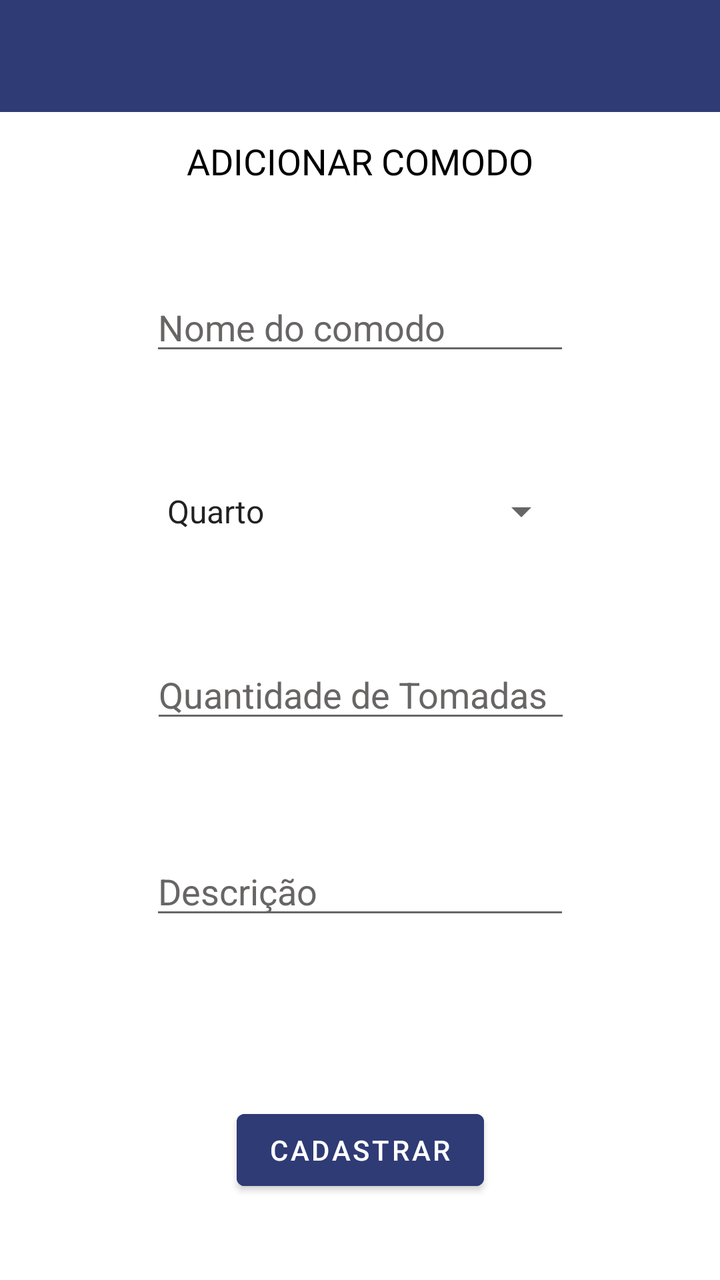
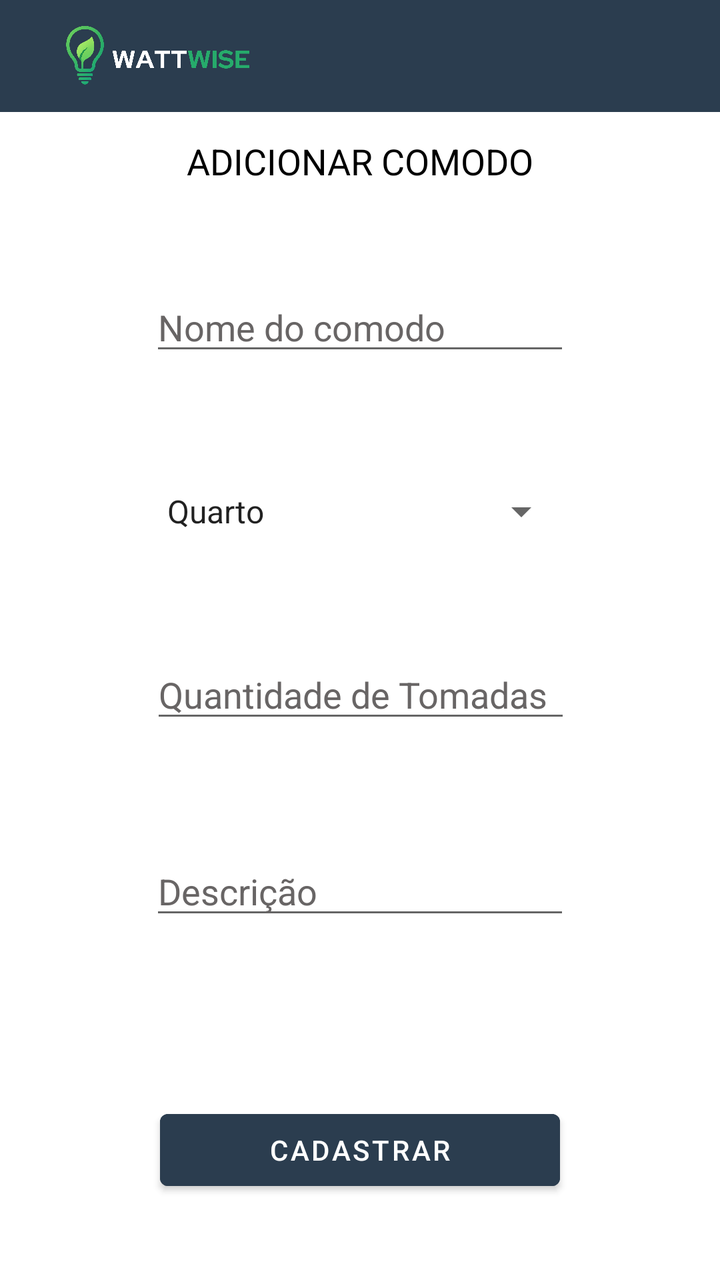

Before-and-after screenshots of an Android layout around one commit, followed by the original layout XML and the change that was made.
<!-- AndroidManifest.xml: application theme Theme.WattWiseApp -->
<!-- res/layout/activity_register_room.xml -->
<?xml version="1.0" encoding="utf-8"?>
<androidx.constraintlayout.widget.ConstraintLayout xmlns:android="http://schemas.android.com/apk/res/android"
    xmlns:app="http://schemas.android.com/apk/res-auto"
    xmlns:tools="http://schemas.android.com/tools"
    android:id="@+id/main"
    android:layout_width="match_parent"
    android:layout_height="match_parent"
    android:background="#FFFFFF"
    tools:context=".register">

    
    <com.google.android.material.appbar.MaterialToolbar
        android:id="@+id/toolbar"
        android:layout_width="0dp"
        android:layout_height="wrap_content"
        android:background="#2F3B75"
        android:title="Dashboard"
        android:titleTextColor="@android:color/white"
        app:popupTheme="@style/MenuBranco"
        app:layout_constraintEnd_toEndOf="parent"
        app:layout_constraintStart_toStartOf="parent"
        app:layout_constraintTop_toTopOf="parent" />


    <TextView
        android:id="@+id/txtDisplayInfoReg"
        android:layout_width="wrap_content"
        android:layout_height="wrap_content"
        app:layout_constraintBottom_toTopOf="@+id/btnRegisterRoomReg"
        app:layout_constraintEnd_toEndOf="parent"
        app:layout_constraintStart_toStartOf="parent"
        app:layout_constraintTop_toBottomOf="@+id/edtDescricaoReg" />

    <EditText
        android:id="@+id/edtNomeComodoReg"
        android:layout_width="wrap_content"
        android:layout_height="wrap_content"
        android:layout_marginTop="100dp"
        android:layout_marginBottom="20dp"
        android:ems="10"
        android:hint="Nome do comodo"
        android:inputType="text"
        android:textColor="#000000"
        android:textColorHint="#686565"
        app:layout_constraintBottom_toTopOf="@+id/edtTipoComodoReg"
        app:layout_constraintEnd_toEndOf="parent"
        app:layout_constraintStart_toStartOf="parent"
        app:layout_constraintTop_toTopOf="parent" />

    <Spinner
        android:id="@+id/edtTipoComodoReg"
        android:layout_width="209dp"
        android:layout_height="wrap_content"
        android:textColor="#000000"
        android:entries="@array/tipos_comodos"
        app:layout_constraintBottom_toTopOf="@+id/edtQtdTomadasReg"
        app:layout_constraintEnd_toEndOf="parent"
        app:layout_constraintStart_toStartOf="parent"
        app:layout_constraintTop_toBottomOf="@+id/edtNomeComodoReg" />

    <EditText
        android:id="@+id/edtQtdTomadasReg"
        android:layout_width="wrap_content"
        android:layout_height="wrap_content"
        android:layout_marginTop="16dp"
        android:ems="10"
        android:hint="Quantidade de Tomadas"
        android:inputType="number"
        android:textColor="#000000"
        android:textColorHint="#686565"
        app:layout_constraintBottom_toTopOf="@+id/edtDescricaoReg"
        app:layout_constraintEnd_toEndOf="parent"
        app:layout_constraintHorizontal_bias="0.502"
        app:layout_constraintStart_toStartOf="parent"
        app:layout_constraintTop_toBottomOf="@+id/edtTipoComodoReg" />

    <EditText
        android:id="@+id/edtDescricaoReg"
        android:layout_width="wrap_content"
        android:layout_height="wrap_content"
        android:layout_marginTop="16dp"
        android:layout_marginBottom="45dp"
        android:ems="10"
        android:hint="Descrição"
        android:inputType="text"
        android:textColor="#000000"
        android:textColorHint="#686565"
        app:layout_constraintBottom_toTopOf="@+id/btnRegisterRoomReg"
        app:layout_constraintEnd_toEndOf="parent"
        app:layout_constraintStart_toStartOf="parent"
        app:layout_constraintTop_toBottomOf="@+id/edtQtdTomadasReg" />

    <Button
        android:id="@+id/btnRegisterRoomReg"
        android:layout_width="wrap_content"
        android:layout_height="wrap_content"
        android:backgroundTint="#2F3B75"
        android:text="Cadastrar"
        android:textColor="#FFFFFF"
        app:layout_constraintBottom_toBottomOf="parent"
        app:layout_constraintEnd_toEndOf="parent"
        app:layout_constraintStart_toStartOf="parent"
        app:layout_constraintTop_toBottomOf="@+id/edtDescricaoReg"
        tools:ignore="DuplicateSpeakableTextCheck" />

    <TextView
        android:id="@+id/textView3"
        android:layout_width="wrap_content"
        android:layout_height="wrap_content"
        android:layout_marginTop="20dp"
        android:text="ADICIONAR COMODO"
        android:textColor="#000000"
        android:textSize="18sp"
        app:layout_constraintBottom_toTopOf="@+id/edtNomeComodoReg"
        app:layout_constraintEnd_toEndOf="parent"
        app:layout_constraintStart_toStartOf="parent"
        app:layout_constraintTop_toTopOf="parent" />


</androidx.constraintlayout.widget.ConstraintLayout>
<!-- resources referenced by this layout -->
<resources>
  <string-array name="tipos_comodos">
          <item>Quarto</item>
          <item>Sala de Estar</item>
          <item>Sala de Jantar</item>
          <item>Cozinha</item>
          <item>Banheiro</item>
          <item>Garagem</item>
          <item>Área Externa</item>
          <item>Sala de Jogos</item>
      </string-array>
  <style name="MenuBranco" parent="ThemeOverlay.Material3.Light">
          <item name="colorSurface">#FFFFFF</item>
          <item name="colorOnSurface">#000000</item>
          <item name="android:background">#FFFFFF</item>
      </style>
  <style name="Theme.WattWiseApp" parent="Base.Theme.WattWiseApp" />
  <style name="Base.Theme.WattWiseApp" parent="Theme.MaterialComponents.DayNight.NoActionBar">
          
          
      </style>
</resources>

<!-- the commit's change to res/layout/activity_register_room.xml (unified diff, before → after) -->
@@ -5,7 +5,6 @@
     android:id="@+id/main"
     android:layout_width="match_parent"
     android:layout_height="match_parent"
-    android:background="#FFFFFF"
     tools:context=".register">
 
     
@@ -13,12 +12,24 @@
         android:id="@+id/toolbar"
         android:layout_width="0dp"
         android:layout_height="wrap_content"
-        android:background="#2F3B75"
+        android:background="#2B3D4F"
         android:title="Dashboard"
         android:titleTextColor="@android:color/white"
         app:popupTheme="@style/MenuBranco"
         app:layout_constraintEnd_toEndOf="parent"
         app:layout_constraintStart_toStartOf="parent"
+        app:layout_constraintTop_toTopOf="parent" />
+
+    <ImageView
+        android:layout_width="120dp"
+        android:layout_height="32dp"
+        android:layout_gravity="start"
+        android:layout_marginStart="-200dp"
+        android:scaleType="fitCenter"
+        android:src="@drawable/logoo"
+        app:layout_constraintBottom_toBottomOf="@+id/toolbar"
+        app:layout_constraintEnd_toEndOf="@+id/toolbar"
+        app:layout_constraintStart_toStartOf="@+id/toolbar"
         app:layout_constraintTop_toTopOf="parent" />
 
 
@@ -92,9 +103,9 @@
 
     <Button
         android:id="@+id/btnRegisterRoomReg"
-        android:layout_width="wrap_content"
+        android:layout_width="200dp"
         android:layout_height="wrap_content"
-        android:backgroundTint="#2F3B75"
+        android:backgroundTint="#2B3D4F"
         android:text="Cadastrar"
         android:textColor="#FFFFFF"
         app:layout_constraintBottom_toBottomOf="parent"
<!-- resource entries referenced after the edit -->
@@ -10,6 +10,7 @@
           <item>Área Externa</item>
           <item>Sala de Jogos</item>
       </string-array>
+  <!-- drawable logoo: png bitmap (drawable, 169475 bytes) -->
   <style name="MenuBranco" parent="ThemeOverlay.Material3.Light">
           <item name="colorSurface">#FFFFFF</item>
           <item name="colorOnSurface">#000000</item>
